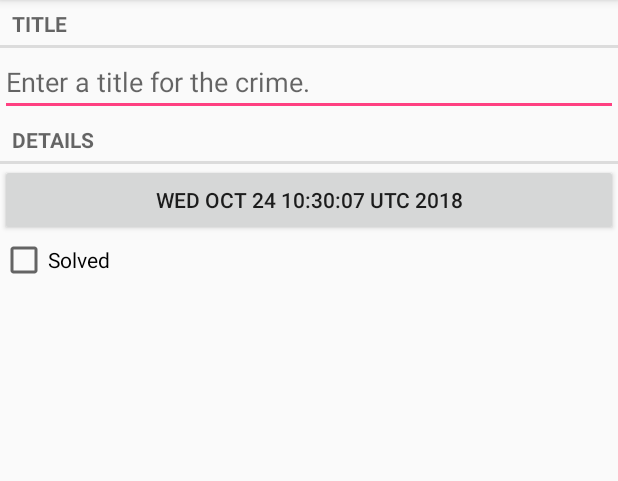
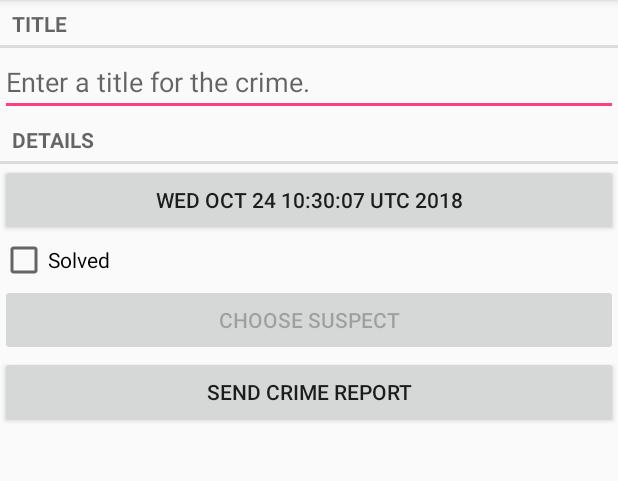
Before and after one commit to usc-sba006/MyReceipts, an Android app: the screen it shows after launch (CrimePagerActivity), after a tap on "New Crime", on a phone screen of 412 x 824 dp, the part 84-565 px from its top. Run offline under Robolectric (Android 15) with nearby library versions, the phone set to English and light mode, and no system bars.

Commit message:
Finished Ch15 (added Choose Suspect and Send Crime Report buttons which use implicit Intents).

```diff
--- a/app/src/main/java/com/bignerdranch/android/criminalintent/Crime.java
+++ b/app/src/main/java/com/bignerdranch/android/criminalintent/Crime.java
@@ -8,6 +8,7 @@ public class Crime {
     private String mTitle;
     private Date mDate;
     private boolean mSolved;
+    private String mSuspect;
 
     public UUID getId() {
         return mId;
@@ -45,4 +46,11 @@ public class Crime {
     public void setSolved(boolean mSolved) {
         this.mSolved = mSolved;
     }
+
+    public String getSuspect() {
+        return mSuspect;
+    }
+    public void setSuspect(String suspect) {
+        mSuspect = suspect;
+    }
 }
--- a/app/src/main/java/com/bignerdranch/android/criminalintent/CrimeFragment.java
+++ b/app/src/main/java/com/bignerdranch/android/criminalintent/CrimeFragment.java
@@ -2,11 +2,16 @@ package com.bignerdranch.android.criminalintent;
 
 import android.app.Activity;
 import android.content.Intent;
+import android.content.pm.PackageManager;
+import android.database.Cursor;
+import android.net.Uri;
 import android.os.Bundle;
+import android.provider.ContactsContract;
 import android.support.v4.app.Fragment;
 import android.support.v4.app.FragmentManager;
 import android.text.Editable;
 import android.text.TextWatcher;
+import android.text.format.DateFormat;
 import android.view.LayoutInflater;
 import android.view.View;
 import android.view.ViewGroup;
@@ -24,11 +29,14 @@ public class CrimeFragment extends Fragment {
     private static final String ARG_CRIME_ID = "crime_id";
     private static final String DIALOG_DATE = "DialogDate";
     private static final int REQUEST_DATE = 0;
+    private static final int REQUEST_CONTACT = 1;
 
     private Crime mCrime;
     private EditText mTitleField;
     private Button mDateButton;
     private CheckBox mSolvedCheckBox;
+    private Button mSuspectButton;
+    private Button mReportButton;
 
     public static CrimeFragment newInstance(UUID crimeId) {
         Bundle args = new Bundle();
@@ -100,6 +108,38 @@ public class CrimeFragment extends Fragment {
             }
         });
 
+        mReportButton = (Button) v.findViewById(R.id.crime_report);
+        mReportButton.setOnClickListener(new View.OnClickListener() {
+            public void onClick(View v) {
+                Intent i = new Intent(Intent.ACTION_SEND);
+                i.setType("text/plain");
+                i.putExtra(Intent.EXTRA_TEXT, getCrimeReport());
+                i.putExtra(Intent.EXTRA_SUBJECT,
+                        getString(R.string.crime_report_subject));
+
+                i = Intent.createChooser(i, getString(R.string.send_report));
+                startActivity(i);
+            }
+        });
+
+        final Intent pickContact = new Intent(Intent.ACTION_PICK,
+                ContactsContract.Contacts.CONTENT_URI);
+        mSuspectButton = (Button) v.findViewById(R.id.crime_suspect);
+        mSuspectButton.setOnClickListener(new View.OnClickListener() {
+            public void onClick(View v) {
+                startActivityForResult(pickContact, REQUEST_CONTACT);
+            }
+        });
+        if (mCrime.getSuspect() != null) {
+            mSuspectButton.setText(mCrime.getSuspect());
+        }
+
+        PackageManager packageManager = getActivity().getPackageManager();
+        if (packageManager.resolveActivity(pickContact,
+                PackageManager.MATCH_DEFAULT_ONLY) == null) {
+            mSuspectButton.setEnabled(false);
+        }
+
         return v;
     }
 
@@ -113,10 +153,58 @@ public class CrimeFragment extends Fragment {
                     .getSerializableExtra(DatePickerFragment.EXTRA_DATE);
             mCrime.setDate(date);
             updateDate();
+        } else if (requestCode == REQUEST_CONTACT && data != null) {
+            Uri contactUri = data.getData();
+            // Specify which fields you want your query to return
+            // values for
+            String[] queryFields = new String[] {
+                    ContactsContract.Contacts.DISPLAY_NAME
+            };
+            // Perform your query - the contactUri is like a "where"
+            // clause here
+            Cursor c = getActivity().getContentResolver()
+                    .query(contactUri, queryFields, null, null, null);
+
+            try {
+                // Double-check that you actually got results
+                if (c.getCount() == 0) {
+                    return;
+                }
+
+                // Pull out the first column of the first row of data -
+                // that is your suspect's name
+                c.moveToFirst();
+                String suspect = c.getString(0);
+                mCrime.setSuspect(suspect);
+                mSuspectButton.setText(suspect);
+            } finally {
+                c.close();
+            }
         }
     }
 
     private void updateDate() {
         mDateButton.setText(mCrime.getDate().toString());
     }
+
+    private String getCrimeReport() {
+        String solvedString = null;
+        if (mCrime.isSolved()) {
+            solvedString = getString(R.string.crime_report_solved);
+        } else {
+            solvedString = getString(R.string.crime_report_unsolved);
+        }
+        String dateFormat = "EEE, MMM dd";
+        String dateString = DateFormat.format(dateFormat,
+                mCrime.getDate()).toString();
+        String suspect = mCrime.getSuspect();
+        if (suspect == null) {
+            suspect = getString(R.string.crime_report_no_suspect);
+        } else {
+            suspect = getString(R.string.crime_report_suspect, suspect);
+        }
+        String report = getString(R.string.crime_report,
+                mCrime.getTitle(), dateString, solvedString, suspect);
+        return report;
+    }
 }
--- a/app/src/main/java/com/bignerdranch/android/criminalintent/CrimeLab.java
+++ b/app/src/main/java/com/bignerdranch/android/criminalintent/CrimeLab.java
@@ -95,6 +95,8 @@ public class CrimeLab {
         values.put(CrimeDbSchema.CrimeTable.Cols.TITLE, crime.getTitle());
         values.put(CrimeDbSchema.CrimeTable.Cols.DATE, crime.getDate().getTime());
         values.put(CrimeDbSchema.CrimeTable.Cols.SOLVED, crime.isSolved() ? 1 : 0);
+        values.put(CrimeDbSchema.CrimeTable.Cols.SUSPECT, crime.getSuspect());
+
         return values;
     }
 }
--- a/app/src/main/java/database/CrimeBaseHelper.java
+++ b/app/src/main/java/database/CrimeBaseHelper.java
@@ -21,7 +21,8 @@ public class CrimeBaseHelper extends SQLiteOpenHelper {
                 CrimeTable.Cols.UUID + ", " +
                 CrimeTable.Cols.TITLE + ", " +
                 CrimeTable.Cols.DATE + ", " +
-                CrimeTable.Cols.SOLVED +
+                CrimeTable.Cols.SOLVED + ", " +
+                CrimeTable.Cols.SUSPECT +
                 ")");
     }
 
--- a/app/src/main/java/database/CrimeCursorWrapper.java
+++ b/app/src/main/java/database/CrimeCursorWrapper.java
@@ -18,11 +18,14 @@ public class CrimeCursorWrapper extends CursorWrapper {
         String title = getString(getColumnIndex(CrimeDbSchema.CrimeTable.Cols.TITLE));
         long date = getLong(getColumnIndex(CrimeDbSchema.CrimeTable.Cols.DATE));
         int isSolved = getInt(getColumnIndex(CrimeDbSchema.CrimeTable.Cols.SOLVED));
+        String suspect = getString(getColumnIndex(CrimeDbSchema.CrimeTable.Cols.SUSPECT));
 
         Crime crime = new Crime(UUID.fromString(uuidString));
         crime.setTitle(title);
         crime.setDate(new Date(date));
         crime.setSolved(isSolved != 0);
+        crime.setSuspect(suspect);
+
         return crime;
     }
 }
--- a/app/src/main/java/database/CrimeDbSchema.java
+++ b/app/src/main/java/database/CrimeDbSchema.java
@@ -9,6 +9,7 @@ public class CrimeDbSchema {
             public static final String TITLE = "title";
             public static final String DATE = "date";
             public static final String SOLVED = "solved";
+            public static final String SUSPECT = "suspect";
         }
     }
 }
--- a/app/src/main/res/layout/fragment_crime.xml
+++ b/app/src/main/res/layout/fragment_crime.xml
@@ -24,10 +24,20 @@
         android:id="@+id/crime_date"
         android:layout_width="match_parent"
         android:layout_height="wrap_content"/>
+
     <CheckBox
         android:id="@+id/crime_solved"
         android:layout_width="match_parent"
         android:layout_height="wrap_content"
         android:text="@string/crime_solved_label"/>
-
+    <Button
+        android:id="@+id/crime_suspect"
+        android:layout_width="match_parent"
+        android:layout_height="wrap_content"
+        android:text="@string/crime_suspect_text"/>
+    <Button
+        android:id="@+id/crime_report"
+        android:layout_width="match_parent"
+        android:layout_height="wrap_content"
+        android:text="@string/crime_report_text"/>
 </LinearLayout>
--- a/app/src/main/res/values/strings.xml
+++ b/app/src/main/res/values/strings.xml
@@ -9,4 +9,15 @@
     <string name="show_subtitle">Show Subtitle</string>
     <string name="hide_subtitle">Hide Subtitle</string>
     <string name="subtitle_format">%1$d crimes</string>
+    <string name="crime_suspect_text">Choose Suspect</string>
+    <string name="crime_report_text">Send Crime Report</string>
+    <string name="crime_report">%1$s!
+        The crime was discovered on %2$s. %3$s, and %4$s
+    </string>
+    <string name="crime_report_solved">The case is solved</string>
+    <string name="crime_report_unsolved">The case is not solved</string>
+    <string name="crime_report_no_suspect">there is no suspect.</string>
+    <string name="crime_report_suspect">the suspect is %s.</string>
+    <string name="crime_report_subject">CriminalIntent Crime Report</string>
+    <string name="send_report">Send crime report via</string>
 </resources>
```
